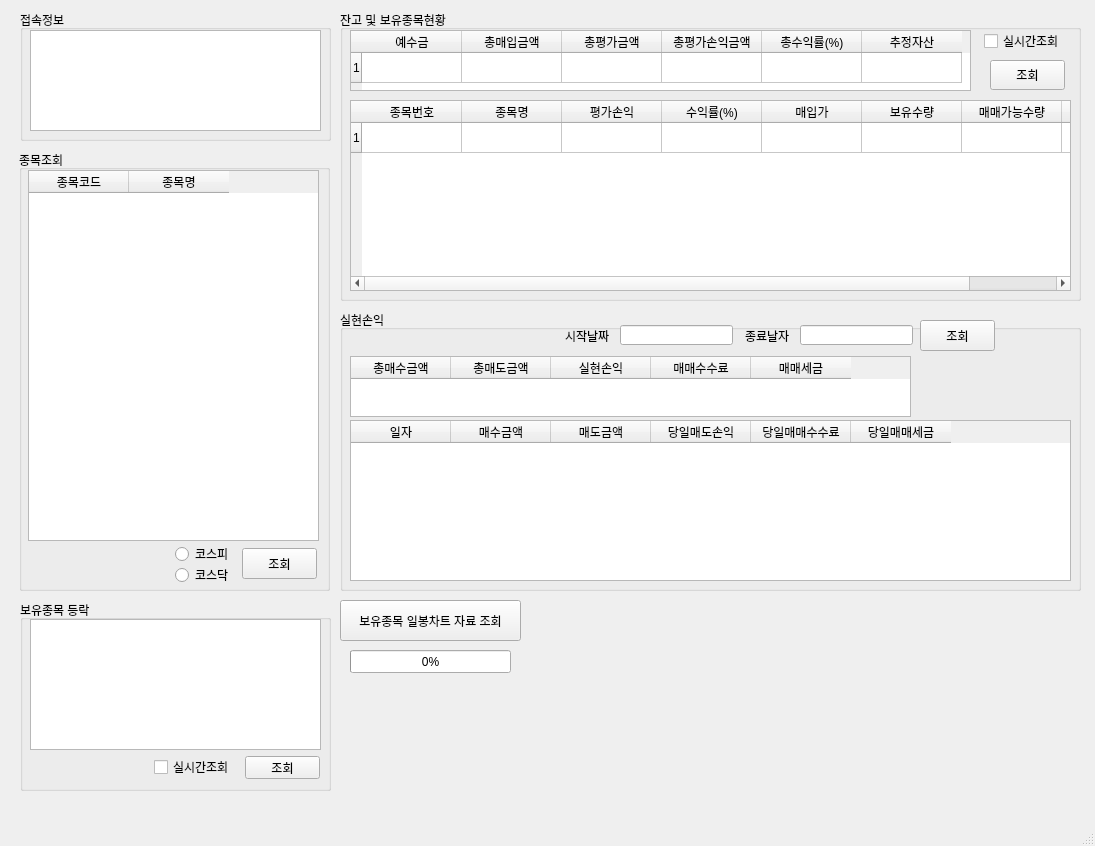
First picture: the form in MyTrader.ui, repository pjm8702/jasam, before the edit.
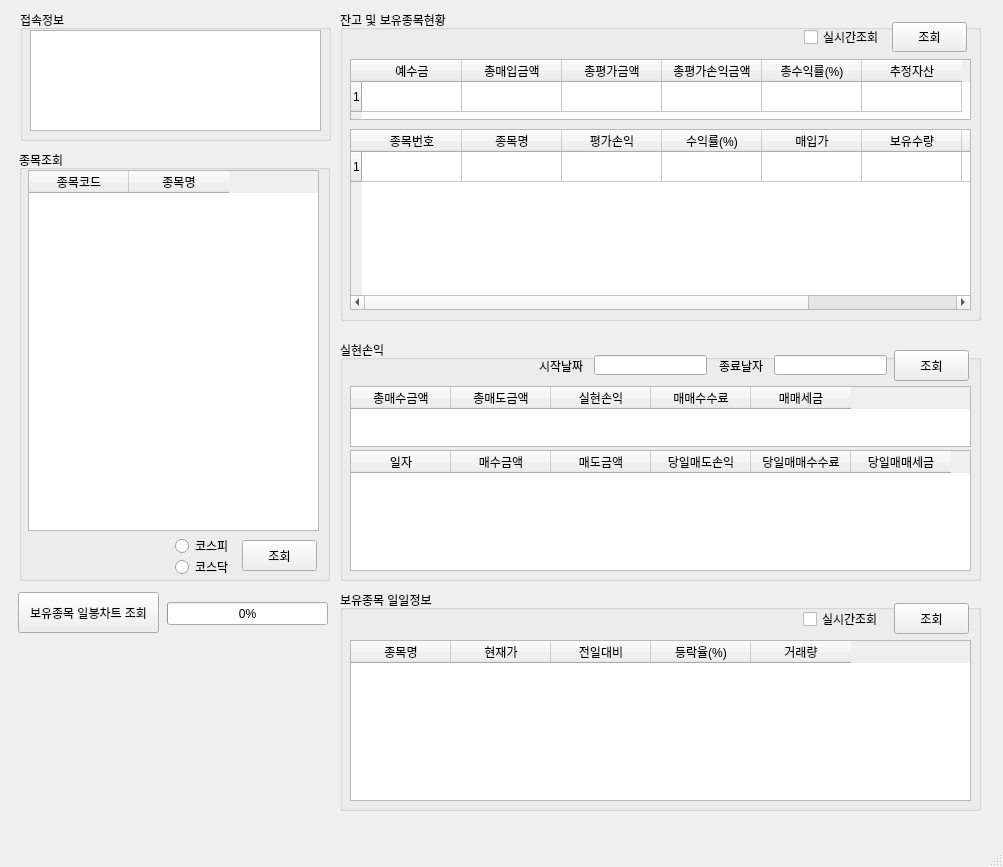
Second picture: the form after the edit.

Commit message: 종목기본정보조회 기능 개선 및 일일 종목정보 출력

The edit to the form file:
```diff
--- a/MyTrader.ui
+++ b/MyTrader.ui
@@ -6,8 +6,8 @@
    <rect>
     <x>0</x>
     <y>0</y>
-    <width>1095</width>
-    <height>846</height>
+    <width>1003</width>
+    <height>867</height>
    </rect>
   </property>
   <property name="windowTitle">
@@ -19,8 +19,8 @@
      <rect>
       <x>340</x>
       <y>10</y>
-      <width>741</width>
-      <height>291</height>
+      <width>641</width>
+      <height>311</height>
      </rect>
     </property>
     <property name="title">
@@ -30,7 +30,7 @@
      <property name="geometry">
       <rect>
        <x>10</x>
-       <y>20</y>
+       <y>49</y>
        <width>621</width>
        <height>61</height>
       </rect>
@@ -74,9 +74,9 @@
      <property name="geometry">
       <rect>
        <x>10</x>
-       <y>90</y>
-       <width>721</width>
-       <height>191</height>
+       <y>119</y>
+       <width>621</width>
+       <height>181</height>
       </rect>
      </property>
      <property name="rowCount">
@@ -127,8 +127,8 @@
     <widget class="QCheckBox" name="checkBox">
      <property name="geometry">
       <rect>
-       <x>644</x>
-       <y>23</y>
+       <x>464</x>
+       <y>19</y>
        <width>81</width>
        <height>16</height>
       </rect>
@@ -140,8 +140,8 @@
     <widget class="QPushButton" name="pushButton">
      <property name="geometry">
       <rect>
-       <x>650</x>
-       <y>50</y>
+       <x>552</x>
+       <y>12</y>
        <width>75</width>
        <height>30</height>
       </rect>
@@ -177,20 +177,20 @@
    <widget class="QGroupBox" name="groupBox_3">
     <property name="geometry">
      <rect>
-      <x>20</x>
-      <y>600</y>
-      <width>311</width>
-      <height>191</height>
+      <x>340</x>
+      <y>590</y>
+      <width>641</width>
+      <height>221</height>
      </rect>
     </property>
     <property name="title">
-     <string>보유종목 등락</string>
+     <string>보유종목 일일정보</string>
     </property>
     <widget class="QCheckBox" name="checkBox_2">
      <property name="geometry">
       <rect>
-       <x>134</x>
-       <y>159</y>
+       <x>463</x>
+       <y>21</y>
        <width>91</width>
        <height>16</height>
       </rect>
@@ -199,29 +199,54 @@
       <string>실시간조회</string>
      </property>
     </widget>
-    <widget class="QTextBrowser" name="textBrowser_2">
-     <property name="geometry">
-      <rect>
-       <x>10</x>
-       <y>19</y>
-       <width>291</width>
-       <height>131</height>
-      </rect>
-     </property>
-    </widget>
     <widget class="QPushButton" name="pushButton_2">
      <property name="geometry">
       <rect>
-       <x>225</x>
-       <y>156</y>
+       <x>554</x>
+       <y>13</y>
        <width>75</width>
-       <height>23</height>
+       <height>31</height>
       </rect>
      </property>
      <property name="text">
       <string>조회</string>
      </property>
     </widget>
+    <widget class="QTableWidget" name="tableWidget_6">
+     <property name="geometry">
+      <rect>
+       <x>10</x>
+       <y>50</y>
+       <width>621</width>
+       <height>161</height>
+      </rect>
+     </property>
+     <column>
+      <property name="text">
+       <string>종목명</string>
+      </property>
+     </column>
+     <column>
+      <property name="text">
+       <string>현재가</string>
+      </property>
+     </column>
+     <column>
+      <property name="text">
+       <string>전일대비</string>
+      </property>
+     </column>
+     <column>
+      <property name="text">
+       <string>등락율(%)</string>
+      </property>
+     </column>
+     <column>
+      <property name="text">
+       <string>거래량</string>
+      </property>
+     </column>
+    </widget>
    </widget>
    <widget class="QGroupBox" name="groupBox_4">
     <property name="geometry">
@@ -229,7 +254,7 @@
       <x>19</x>
       <y>150</y>
       <width>311</width>
-      <height>441</height>
+      <height>431</height>
      </rect>
     </property>
     <property name="title">
@@ -241,7 +266,7 @@
        <x>9</x>
        <y>20</y>
        <width>291</width>
-       <height>371</height>
+       <height>361</height>
       </rect>
      </property>
      <column>
@@ -259,7 +284,7 @@
      <property name="geometry">
       <rect>
        <x>223</x>
-       <y>398</y>
+       <y>390</y>
        <width>75</width>
        <height>31</height>
       </rect>
@@ -272,7 +297,7 @@
      <property name="geometry">
       <rect>
        <x>156</x>
-       <y>396</y>
+       <y>388</y>
        <width>90</width>
        <height>16</height>
       </rect>
@@ -285,7 +310,7 @@
      <property name="geometry">
       <rect>
        <x>156</x>
-       <y>417</y>
+       <y>409</y>
        <width>90</width>
        <height>16</height>
       </rect>
@@ -299,9 +324,9 @@
     <property name="geometry">
      <rect>
       <x>340</x>
-      <y>310</y>
-      <width>741</width>
-      <height>281</height>
+      <y>340</y>
+      <width>641</width>
+      <height>241</height>
      </rect>
     </property>
     <property name="title">
@@ -312,7 +337,7 @@
       <rect>
        <x>10</x>
        <y>46</y>
-       <width>561</width>
+       <width>621</width>
        <height>61</height>
       </rect>
      </property>
@@ -347,8 +372,8 @@
       <rect>
        <x>10</x>
        <y>110</y>
-       <width>721</width>
-       <height>161</height>
+       <width>621</width>
+       <height>121</height>
       </rect>
      </property>
      <column>
@@ -385,7 +410,7 @@
     <widget class="QPushButton" name="pushButton_4">
      <property name="geometry">
       <rect>
-       <x>580</x>
+       <x>554</x>
        <y>10</y>
        <width>75</width>
        <height>31</height>
@@ -398,7 +423,7 @@
     <widget class="QLabel" name="label">
      <property name="geometry">
       <rect>
-       <x>225</x>
+       <x>199</x>
        <y>16</y>
        <width>61</width>
        <height>20</height>
@@ -411,7 +436,7 @@
     <widget class="QLabel" name="label_2">
      <property name="geometry">
       <rect>
-       <x>405</x>
+       <x>379</x>
        <y>20</y>
        <width>56</width>
        <height>12</height>
@@ -424,7 +449,7 @@
     <widget class="QLineEdit" name="lineEdit">
      <property name="geometry">
       <rect>
-       <x>280</x>
+       <x>254</x>
        <y>15</y>
        <width>113</width>
        <height>20</height>
@@ -434,7 +459,7 @@
     <widget class="QLineEdit" name="lineEdit_2">
      <property name="geometry">
       <rect>
-       <x>460</x>
+       <x>434</x>
        <y>15</y>
        <width>113</width>
        <height>20</height>
@@ -445,21 +470,21 @@
    <widget class="QPushButton" name="pushButton_5">
     <property name="geometry">
      <rect>
-      <x>340</x>
-      <y>600</y>
-      <width>181</width>
+      <x>18</x>
+      <y>592</y>
+      <width>141</width>
       <height>41</height>
      </rect>
     </property>
     <property name="text">
-     <string>보유종목 일봉차트 자료 조회</string>
+     <string>보유종목 일봉차트 조회</string>
     </property>
    </widget>
    <widget class="QProgressBar" name="progressBar">
     <property name="geometry">
      <rect>
-      <x>350</x>
-      <y>650</y>
+      <x>167</x>
+      <y>602</y>
       <width>161</width>
       <height>23</height>
      </rect>
```
Left out of the diff: 2 changed lines with no effect on the pictures. The commit also changes 2 other files.
